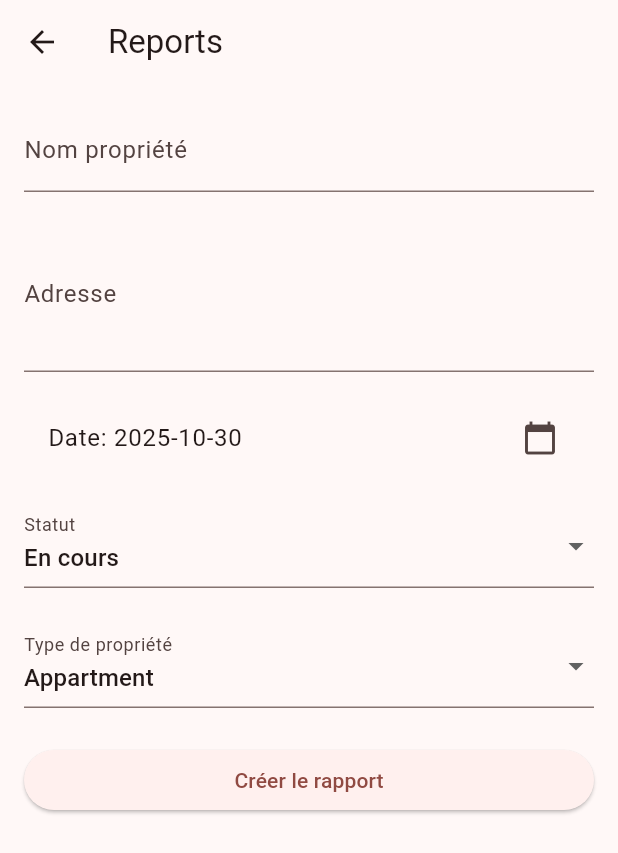
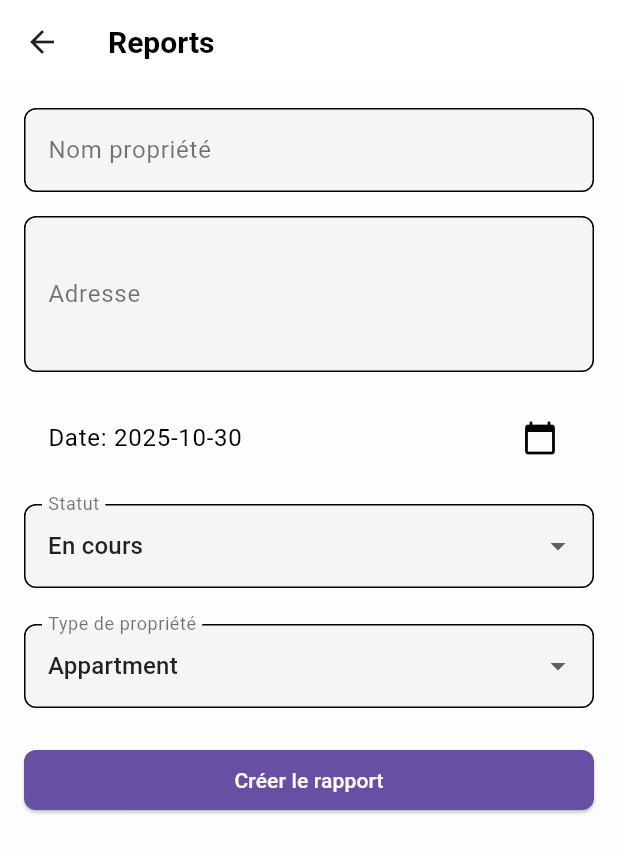
Before and after one commit to ByggL/samueliot_immocheck, a Flutter app: the screen it shows after launch, after a tap on "Add Report", on a phone screen of 412 x 824 dp. Shown: the top 853 px of the screen. Run offline on Flutter 3.47's test engine with Material 3 defaults, Android fonts, the light colour scheme and no system bars; our stand-ins replace flutter_secure_storage, image_picker, pdf, permission_handler, printing, share_plus and 1 more.

Commit message:
Basic light and dark theme with automatic switcher

```diff
--- a/lib/main.dart
+++ b/lib/main.dart
@@ -1,4 +1,5 @@
 import 'package:flutter/material.dart';
+import 'package:samueliot_immocheck/styles/themes.dart';
 import 'package:samueliot_immocheck/ui/homepage/report_list.dart';
 import 'package:provider/provider.dart';
 import 'package:samueliot_immocheck/providers/rapport_provider.dart';
@@ -7,9 +8,15 @@ void main() {
   runApp(
     ChangeNotifierProvider(
       create: (context) => RapportProvider(),
-      child:const MyApp()
-      )
-    );
+      child: const MyApp(),
+    ),
+  );
+}
+
+ThemeData getCurrentTheme() {
+  final now = DateTime.now();
+  final hour = now.hour;
+  return (hour >= 9 && hour < 18) ? lightTheme : darkTheme;
 }
 
 class MyApp extends StatelessWidget {
@@ -20,9 +27,7 @@ class MyApp extends StatelessWidget {
   Widget build(BuildContext context) {
     return MaterialApp(
       title: 'ImmoCheck',
-      theme: ThemeData(
-        colorScheme: ColorScheme.fromSeed(seedColor: Colors.red),
-      ),
+      theme: getCurrentTheme(),
       home: const ReportList(),
     );
   }
--- /dev/null
+++ b/lib/styles/themes.dart
@@ -0,0 +1,117 @@
+import 'package:flutter/material.dart';
+
+ThemeData get darkTheme {
+  return ThemeData(
+    useMaterial3: true,
+    brightness: Brightness.dark,
+    scaffoldBackgroundColor: const Color(0xFF121212),
+    colorScheme: const ColorScheme.dark(
+      primary: Color(0xFFBB86FC),
+      secondary: Color(0xFF03DAC6),
+      tertiary: Color(0xFFCF6679),
+      surface: Color(0xFF1E1E1E),
+      // background: Color(0xFF121212),
+      error: Color(0xFFCF6679),
+    ),
+    appBarTheme: const AppBarTheme(
+      backgroundColor: Color(0xFF1E1E1E),
+      elevation: 0,
+      titleTextStyle: TextStyle(
+        color: Colors.white,
+        fontSize: 20,
+        fontWeight: FontWeight.w600,
+      ),
+      iconTheme: IconThemeData(color: Colors.white),
+    ),
+    textTheme: const TextTheme(
+      bodyLarge: TextStyle(color: Colors.white),
+      bodyMedium: TextStyle(color: Colors.white70),
+      titleLarge: TextStyle(color: Colors.white, fontWeight: FontWeight.bold),
+      titleMedium: TextStyle(
+        color: Colors.white70,
+        fontWeight: FontWeight.w500,
+      ),
+    ),
+    elevatedButtonTheme: ElevatedButtonThemeData(
+      style: ElevatedButton.styleFrom(
+        backgroundColor: Color(0xFFBB86FC),
+        foregroundColor: Colors.white,
+        shape: RoundedRectangleBorder(
+          borderRadius: BorderRadius.all(Radius.circular(8)),
+        ),
+      ),
+    ),
+    inputDecorationTheme: const InputDecorationTheme(
+      filled: true,
+      fillColor: Color(0xFF1E1E1E),
+      border: OutlineInputBorder(
+        borderSide: BorderSide(color: Color(0xFFBB86FC)),
+        borderRadius: BorderRadius.all(Radius.circular(8)),
+      ),
+      focusedBorder: OutlineInputBorder(
+        borderSide: BorderSide(color: Color(0xFFBB86FC)),
+      ),
+      labelStyle: TextStyle(color: Colors.white70),
+    ),
+    iconTheme: const IconThemeData(color: Colors.white70),
+    cardColor: const Color(0xFF1E1E1E),
+  );
+}
+
+ThemeData get lightTheme {
+  return ThemeData(
+    useMaterial3: true,
+    brightness: Brightness.light,
+    scaffoldBackgroundColor: const Color(0xFFFDFDFD),
+    colorScheme: const ColorScheme.light(
+      primary: Color(0xFF6750A4),
+      secondary: Color(0xFF625B71),
+      tertiary: Color(0xFF7D5260),
+      surface: Color(0xFFFFFFFF),
+      // background: Color(0xFFFDFDFD),
+      error: Color(0xFFB3261E),
+    ),
+    appBarTheme: const AppBarTheme(
+      backgroundColor: Color(0xFFFFFFFF),
+      elevation: 0,
+      titleTextStyle: TextStyle(
+        color: Colors.black,
+        fontSize: 20,
+        fontWeight: FontWeight.w600,
+      ),
+      iconTheme: IconThemeData(color: Colors.black87),
+    ),
+    textTheme: const TextTheme(
+      bodyLarge: TextStyle(color: Colors.black87),
+      bodyMedium: TextStyle(color: Colors.black54),
+      titleLarge: TextStyle(color: Colors.black87, fontWeight: FontWeight.bold),
+      titleMedium: TextStyle(
+        color: Colors.black87,
+        fontWeight: FontWeight.w500,
+      ),
+    ),
+    elevatedButtonTheme: ElevatedButtonThemeData(
+      style: ElevatedButton.styleFrom(
+        backgroundColor: Color(0xFF6750A4),
+        foregroundColor: Colors.white,
+        shape: RoundedRectangleBorder(
+          borderRadius: BorderRadius.all(Radius.circular(8)),
+        ),
+      ),
+    ),
+    inputDecorationTheme: const InputDecorationTheme(
+      filled: true,
+      fillColor: Color(0xFFF5F5F5),
+      border: OutlineInputBorder(
+        borderSide: BorderSide(color: Color(0xFF6750A4)),
+        borderRadius: BorderRadius.all(Radius.circular(8)),
+      ),
+      focusedBorder: OutlineInputBorder(
+        borderSide: BorderSide(color: Color(0xFF6750A4)),
+      ),
+      labelStyle: TextStyle(color: Colors.black54),
+    ),
+    iconTheme: const IconThemeData(color: Colors.black87),
+    cardColor: const Color(0xFFFFFFFF),
+  );
+}
```
